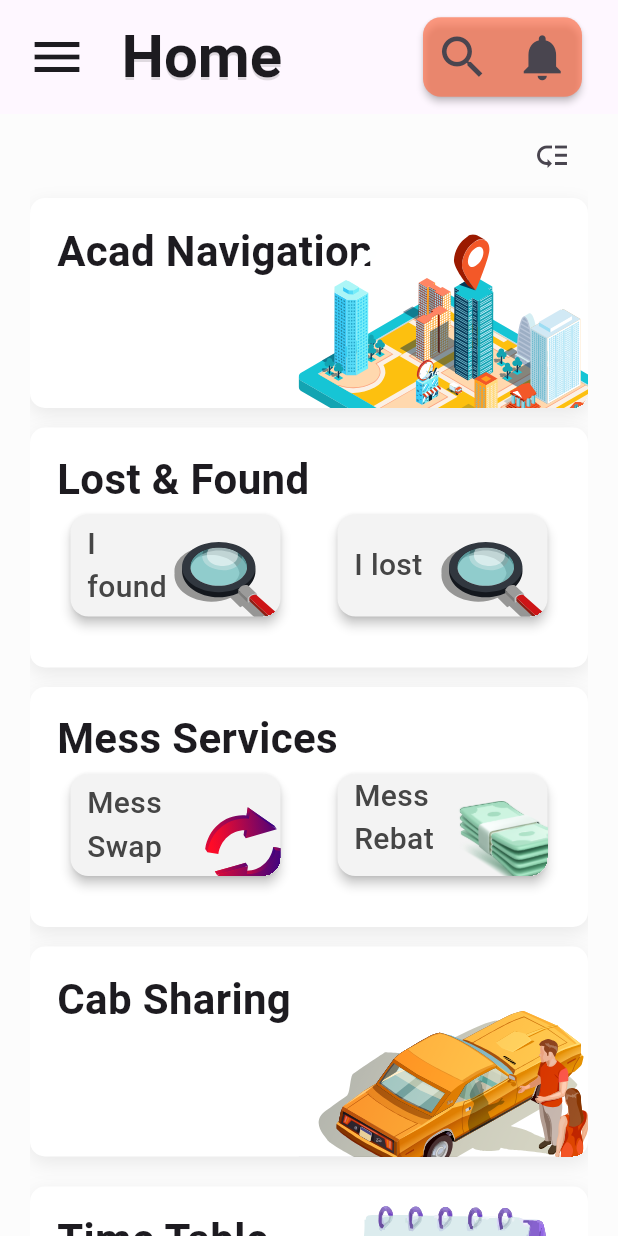
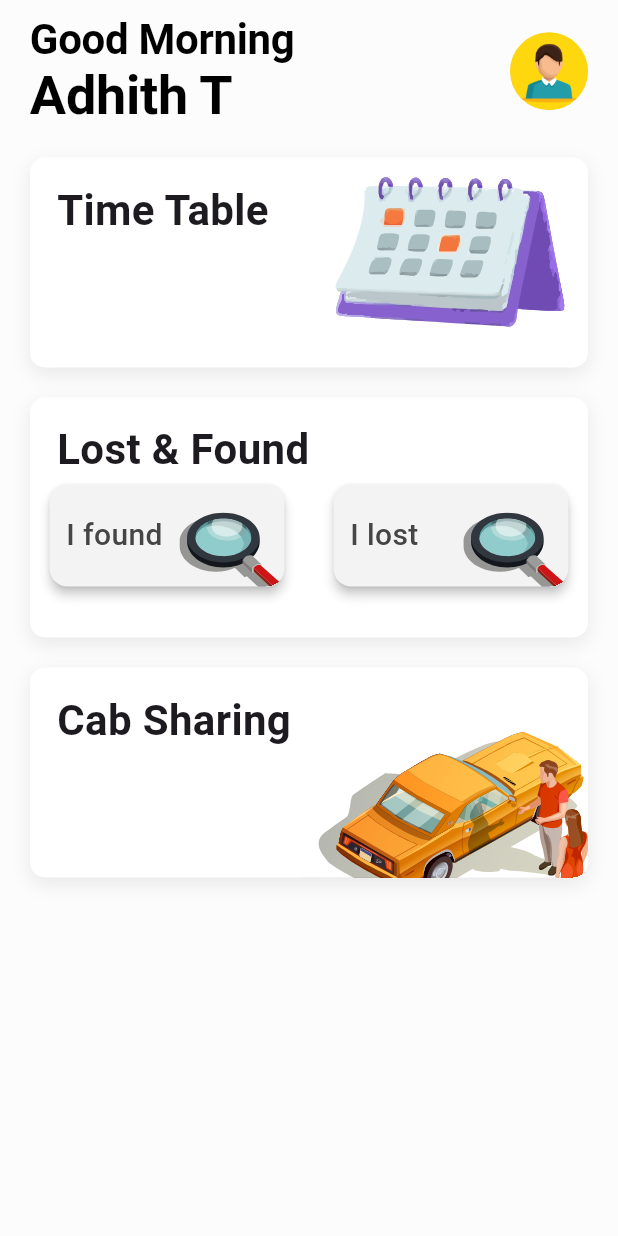
Before and after one commit to LambdaIITH/Dashboard, a Flutter app: the HomeScreen screen opened directly, on a phone screen of 412 x 824 dp. Run offline on Flutter 3.47's test engine with Material 3 defaults, Android fonts, the phone set to English and light mode, and no system bars; our stand-ins replace firebase_auth, firebase_core, flutter_svg, google_fonts, google_sign_in, loading_animation_widget; missing offline and left inert: rounded_expansion_tile; accounts and stored records are empty.

Commit message:
home screen changes

```diff
--- a/frontend/lib/main.dart
+++ b/frontend/lib/main.dart
@@ -1,7 +1,8 @@
 import 'package:firebase_core/firebase_core.dart';
 import 'package:flutter/material.dart';
 import 'package:frontend/firebase_options.dart';
-import 'package:frontend/screens/mess_menu_screen.dart';
+import 'package:frontend/screens/home_screen.dart';
+// import 'package:frontend/screens/mess_menu_screen.dart';
 // import 'package:frontend/screens/login_screen.dart';
 // import 'package:frontend/screens/splash_screen.dart';
 
@@ -29,8 +30,8 @@ class _MyAppState extends State<MyApp> {
       //     nextPage: LoginScreenWrapper(
       //   timeDilationFactor: 4.0,
       // )),
-      // home: HomeScreen(user: 'guest'),
-      home: MessMenuScreen(),
+      home: HomeScreen(user: ''),
+      // home: MessMenuScreen(),
     );
   }
 }
--- a/frontend/lib/screens/home_screen.dart
+++ b/frontend/lib/screens/home_screen.dart
@@ -3,7 +3,7 @@ import 'package:frontend/screens/cab_sharing_screen.dart';
 import 'package:frontend/screens/time_table_screen.dart';
 import 'package:frontend/widgets/home_card_no_options.dart';
 import 'package:frontend/widgets/home_card_two_options.dart';
-import 'package:frontend/widgets/home_screen_drawer.dart';
+import 'package:frontend/widgets/home_screen_appbar.dart';
 
 class HomeScreen extends StatefulWidget {
   final String user;
@@ -35,53 +35,12 @@ class _HomeScreenState extends State<HomeScreen> {
     return Scaffold(
       key: _scaffoldKey,
       backgroundColor: const Color(0xfffcfcfc),
-      appBar: buildNavBar(),
       body: Padding(
         padding: const EdgeInsets.symmetric(horizontal: 20),
         child: ListView(
           children: [
-            ListTile(
-              trailing: IconButton(
-                onPressed: () {},
-                icon: const Icon(Icons.low_priority),
-              ),
-              contentPadding: const EdgeInsets.all(0),
-            ),
-            const HomeCardNoOptions(
-              title: 'Acad Navigation',
-              image: 'assets/icons/acad-nav-icon.svg',
-              onTap: null,
-            ),
-            const SizedBox(height: 13),
-            HomeCardTwoOptions(
-              title: 'Lost & Found',
-              title1: 'I found',
-              title2: 'I lost',
-              image1: 'assets/icons/magnifying-icon.svg',
-              image2: 'assets/icons/magnifying-icon.svg',
-              onTap: [showError, showError],
-            ),
-            const SizedBox(height: 13),
-            HomeCardTwoOptions(
-              title: 'Mess Services',
-              title1: 'Mess Swap',
-              title2: 'Mess Rebate',
-              image1: 'assets/icons/swap-icon.svg',
-              image2: 'assets/icons/money-icon.png',
-              onTap: [showError, showError],
-            ),
-            const SizedBox(height: 13),
-            HomeCardNoOptions(
-              title: 'Cab Sharing',
-              image: 'assets/icons/cab-sharing-icon.svg',
-              onTap: () {
-                widget.user == 'guest'
-                    ? showError()
-                    : Navigator.of(context).push(MaterialPageRoute(
-                        builder: (context) => const CabSharingScreen(),
-                      ));
-              },
-            ),
+            const SizedBox(height: 10),
+            const HomeScreenAppBar(),
             const SizedBox(height: 20),
             HomeCardNoOptions(
               title: 'Time Table',
@@ -94,70 +53,33 @@ class _HomeScreenState extends State<HomeScreen> {
                       ));
               },
             ),
+            const SizedBox(height: 20),
+            HomeCardTwoOptions(
+              title: 'Lost & Found',
+              title1: 'I found',
+              title2: 'I lost',
+              image1: 'assets/icons/magnifying-icon.svg',
+              image2: 'assets/icons/magnifying-icon.svg',
+              onTap: [showError, showError],
+            ),
+            const SizedBox(height: 20),
+            HomeCardNoOptions(
+              title: 'Cab Sharing',
+              image: 'assets/icons/cab-sharing-icon.svg',
+              onTap: () {
+                widget.user == 'guest'
+                    ? showError()
+                    : Navigator.of(context).push(MaterialPageRoute(
+                        builder: (context) => const CabSharingScreen(),
+                      ));
+              },
+            ),
             const SizedBox(
               height: 50,
             )
           ],
         ),
       ),
-      drawer: const HomeScreenDrawer(),
     );
   }
-
-  AppBar buildNavBar() {
-    return AppBar(
-      title: const Text(
-        "Home",
-        style: TextStyle(
-          fontWeight: FontWeight.bold,
-          fontSize: 40,
-          shadows: [
-            Shadow(
-              offset: Offset(0, 1.5),
-              color: Colors.black12,
-            )
-          ],
-        ),
-      ),
-      leadingWidth: 65,
-      leading: Builder(builder: (context) {
-        return Padding(
-          padding: const EdgeInsets.only(left: 10),
-          child: IconButton(
-            icon: const Icon(Icons.menu, size: 40),
-            onPressed: () {
-              Scaffold.of(context).openDrawer();
-            },
-          ),
-        );
-      }),
-      actions: [
-        Card(
-          elevation: 2,
-          color: const Color.fromRGBO(254, 114, 76, 0.70),
-          child: Row(
-            children: [
-              IconButton(
-                onPressed: () {},
-                icon: const Icon(
-                  Icons.search,
-                  size: 37,
-                ),
-              ),
-              IconButton(
-                onPressed: () {},
-                icon: const Icon(
-                  Icons.notifications,
-                  size: 37,
-                ),
-              ),
-            ],
-          ),
-        ),
-        const SizedBox(width: 20),
-      ],
-      toolbarHeight: kToolbarHeight + 20,
-    );
-  }
-
 }
--- a/frontend/lib/widgets/home_card_no_options.dart
+++ b/frontend/lib/widgets/home_card_no_options.dart
@@ -1,3 +1,5 @@
+import 'dart:math';
+
 import 'package:flutter/material.dart';
 import 'package:flutter_svg/svg.dart';
 
@@ -14,6 +16,7 @@ class HomeCardNoOptions extends StatelessWidget {
 
   @override
   Widget build(BuildContext context) {
+    final screenWidth = MediaQuery.of(context).size.width;
     return InkWell(
       onTap: onTap,
       child: Container(
@@ -49,7 +52,7 @@ class HomeCardNoOptions extends StatelessWidget {
               right: -7,
               child: SvgPicture.asset(
                 image,
-                width: 200,
+                width: min(0.5 * screenWidth, 200),
               ),
             ),
           ],
--- a/frontend/lib/widgets/home_card_option.dart
+++ b/frontend/lib/widgets/home_card_option.dart
@@ -14,6 +14,7 @@ class HomeCardOption extends StatelessWidget {
 
   @override
   Widget build(BuildContext context) {
+    final screenWidth = MediaQuery.of(context).size.width;
     return InkWell(
       onTap: onTap,
       child: Card(
@@ -23,7 +24,7 @@ class HomeCardOption extends StatelessWidget {
         elevation: 3,
         child: SizedBox(
           height: 68,
-          width: 140,
+          width: 0.38 * screenWidth,
           child: Stack(
             children: [
               Align(
@@ -31,11 +32,11 @@ class HomeCardOption extends StatelessWidget {
                 child: image.endsWith('svg')
                     ? SvgPicture.asset(
                         image,
-                        height: 50,
+                        height: 0.12 * screenWidth,
                       )
                     : Image.asset(
                         image,
-                        height: 50,
+                        height: 0.12 * screenWidth,
                       ),
               ),
               Align(
@@ -43,7 +44,7 @@ class HomeCardOption extends StatelessWidget {
                 child: Padding(
                   padding: const EdgeInsets.only(left: 11),
                   child: SizedBox(
-                    width: 60,
+                    width: 0.3 * screenWidth,
                     child: Text(
                       title,
                       style: const TextStyle(
--- a/frontend/lib/widgets/home_card_two_options.dart
+++ b/frontend/lib/widgets/home_card_two_options.dart
@@ -21,9 +21,10 @@ class HomeCardTwoOptions extends StatelessWidget {
 
   @override
   Widget build(BuildContext context) {
+    final screenWidth = MediaQuery.of(context).size.width;
     return Container(
       height: 160,
-        decoration:  BoxDecoration(
+      decoration: BoxDecoration(
         color: Colors.white,
         borderRadius: BorderRadius.circular(10),
         boxShadow: const [
@@ -61,7 +62,7 @@ class HomeCardTwoOptions extends StatelessWidget {
                   image: image1,
                   onTap: onTap?[0],
                 ),
-                const SizedBox(width: 30),
+                SizedBox(width: 0.06 * screenWidth),
                 HomeCardOption(
                   title: title2,
                   image: image2,
--- /dev/null
+++ b/frontend/lib/widgets/home_screen_appbar.dart
@@ -0,0 +1,51 @@
+
+import 'package:flutter/material.dart';
+
+class HomeScreenAppBar extends StatelessWidget {
+  const HomeScreenAppBar({
+    super.key,
+  });
+
+  @override
+  Widget build(BuildContext context) {
+    return Row(
+      mainAxisAlignment: MainAxisAlignment.spaceBetween,
+      children: [
+        RichText(
+          text: const TextSpan(
+            children: [
+              TextSpan(
+                text: 'Good Morning\n',
+                style: TextStyle(
+                  color: Colors.black,
+                  fontSize: 28,
+                  fontWeight: FontWeight.w600,
+                  letterSpacing: -0.2,
+                ),
+              ),
+              TextSpan(
+                text: 'Adhith T',
+                style: TextStyle(
+                  color: Colors.black,
+                  fontSize: 36,
+                  fontWeight: FontWeight.w600,
+                  letterSpacing: -0.2,
+                ),
+              ),
+            ],
+          ),
+        ),
+        InkWell(
+          borderRadius: BorderRadius.circular(100),
+          onTap: () {},
+          child: ClipOval(
+            child: CircleAvatar(
+              radius: 26,
+              child: Image.asset('assets/icons/profile-photo.jpeg'),
+            ),
+          ),
+        )
+      ],
+    );
+  }
+}
```
Also changed, not shown: frontend/assets/icons/profile-photo.jpeg (added), frontend/pubspec.lock. Lines whose indentation alone changed are shown as unchanged.
